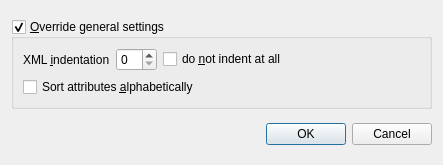
This is src/modules/xml/xmlindentationdialog.ui in lbellonda/qxmledit as Qt 5 draws it before an edit. The edited form follows.
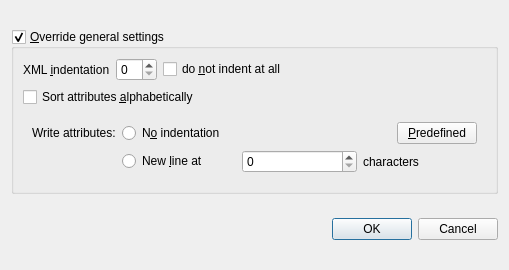
This is the edited form. Icons and pictures are not drawn.

Commit message: Added an option to limit the width of the attributes zone when saving. Some fixes.

```diff
--- a/src/modules/xml/xmlindentationdialog.ui
+++ b/src/modules/xml/xmlindentationdialog.ui
@@ -6,8 +6,8 @@
    <rect>
     <x>0</x>
     <y>0</y>
-    <width>443</width>
-    <height>165</height>
+    <width>509</width>
+    <height>270</height>
    </rect>
   </property>
   <property name="sizePolicy">
@@ -92,6 +92,84 @@
         </property>
        </widget>
       </item>
+      <item>
+       <widget class="QFrame" name="frame_2">
+        <property name="frameShape">
+         <enum>QFrame::NoFrame</enum>
+        </property>
+        <property name="frameShadow">
+         <enum>QFrame::Plain</enum>
+        </property>
+        <layout class="QFormLayout" name="formLayout">
+         <item row="0" column="0">
+          <widget class="QLabel" name="label_6">
+           <property name="text">
+            <string>Write attributes:</string>
+           </property>
+          </widget>
+         </item>
+         <item row="0" column="1">
+          <layout class="QHBoxLayout" name="horizontalLayout_2">
+           <item>
+            <widget class="QRadioButton" name="attrNoIndendation">
+             <property name="text">
+              <string>N&amp;o indentation</string>
+             </property>
+            </widget>
+           </item>
+           <item>
+            <spacer name="horizontalSpacer">
+             <property name="orientation">
+              <enum>Qt::Horizontal</enum>
+             </property>
+             <property name="sizeHint" stdset="0">
+              <size>
+               <width>40</width>
+               <height>20</height>
+              </size>
+             </property>
+            </spacer>
+           </item>
+           <item>
+            <widget class="QPushButton" name="cmdPredefinedAttributes">
+             <property name="text">
+              <string>&amp;Predefined</string>
+             </property>
+            </widget>
+           </item>
+          </layout>
+         </item>
+         <item row="1" column="1">
+          <layout class="QHBoxLayout" name="horizontalLayout_3">
+           <item>
+            <widget class="QRadioButton" name="attrNewLineAt">
+             <property name="text">
+              <string>New &amp;line at</string>
+             </property>
+            </widget>
+           </item>
+           <item>
+            <widget class="QSpinBox" name="attrCharacters">
+             <property name="frame">
+              <bool>true</bool>
+             </property>
+             <property name="maximum">
+              <number>1000</number>
+             </property>
+            </widget>
+           </item>
+           <item>
+            <widget class="QLabel" name="label_7">
+             <property name="text">
+              <string>characters</string>
+             </property>
+            </widget>
+           </item>
+          </layout>
+         </item>
+        </layout>
+       </widget>
+      </item>
      </layout>
     </widget>
    </item>
```
The commit also changes 54 other files.
